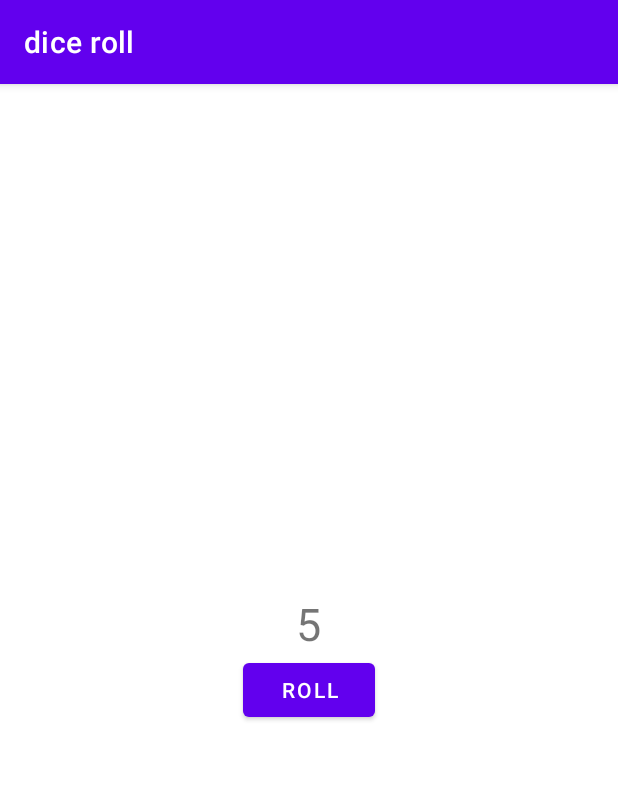
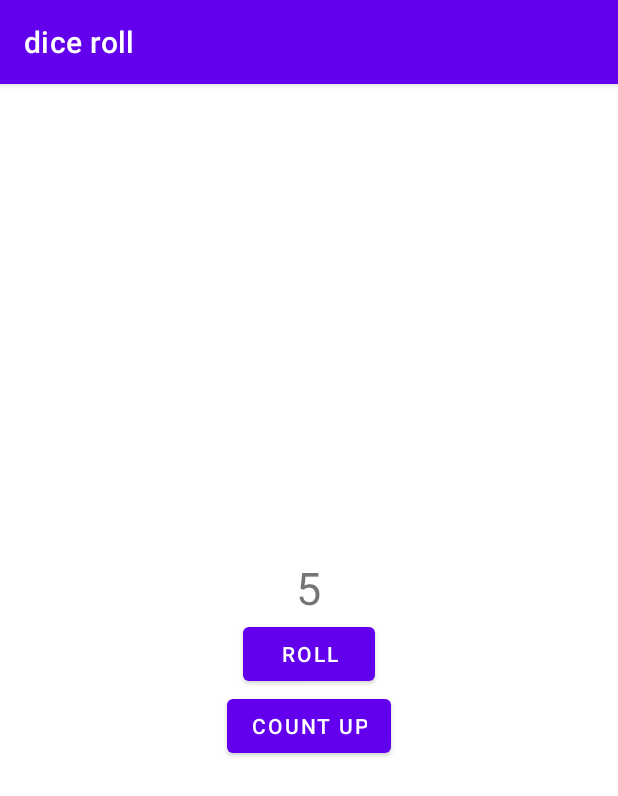
Before and after one commit to lmepol/android_kotlin_dice_roll, an Android app: the screen it shows after launch (MainActivity), on a phone screen of 412 x 824 dp. Shown: the top 796 px of the screen. Run offline under Robolectric (Android 15) with nearby library versions, the phone set to English and light mode, and no system bars.

Commit message:
codding challenge complete

```diff
--- a/app/src/main/res/layout/activity_main.xml
+++ b/app/src/main/res/layout/activity_main.xml
@@ -23,7 +23,12 @@
         android:layout_gravity="center_horizontal"
         android:text="@string/roll_label" />
 
-
+    <Button
+        android:id="@+id/count_up_btn"
+        android:layout_width="wrap_content"
+        android:layout_height="wrap_content"
+        android:layout_gravity="center_horizontal"
+        android:text="@string/count_up_label" />
 
 
 </LinearLayout>
--- a/app/src/main/res/values/strings.xml
+++ b/app/src/main/res/values/strings.xml
@@ -1,4 +1,5 @@
 <resources>
     <string name="app_name">dice roll</string>
     <string name="roll_label">Roll</string>
+    <string name="count_up_label">Count Up</string>
 </resources>
```
Also changed, not shown: app/src/main/java/com/lmepol/diceroll/MainActivity.kt (+16 -0 lines).
